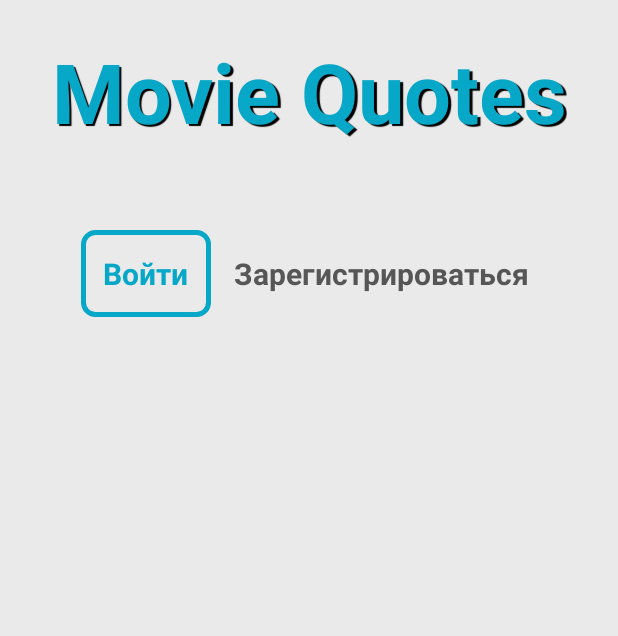
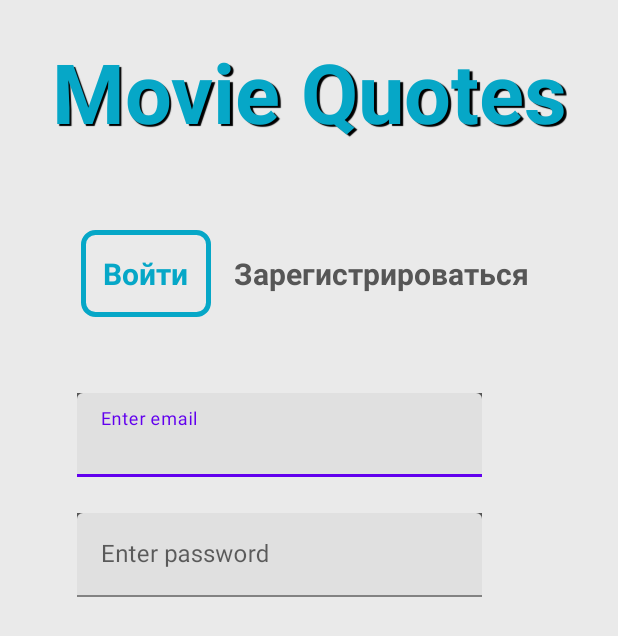
Before and after one commit to l-DoctorWhy-l/proj, an Android app: the screen it shows after launch (MainActivity), on a phone screen of 412 x 824 dp. Shown: the top 636 px of the screen. Run offline under Robolectric (Android 15) with nearby library versions, the phone set to English and light mode, and no system bars.

Commit message:
start making edittexts

```diff
--- a/app/build.gradle
+++ b/app/build.gradle
@@ -41,4 +41,5 @@ dependencies {
     testImplementation 'junit:junit:4.13.2'
     androidTestImplementation 'androidx.test.ext:junit:1.1.5'
     androidTestImplementation 'androidx.test.espresso:espresso-core:3.5.1'
+    implementation 'com.google.android.material:material:1.1.0-alpha09'
 }
--- a/app/src/main/res/layout/activity_main.xml
+++ b/app/src/main/res/layout/activity_main.xml
@@ -30,6 +30,7 @@
 
     <RadioGroup
         android:layout_width="wrap_content"
+        android:id="@+id/sign_reg"
         android:layout_height="wrap_content"
         app:layout_constraintTop_toBottomOf="@id/textView_app_name"
         app:layout_constraintStart_toStartOf="parent"
@@ -64,5 +65,51 @@
             android:button="@color/teal_700"
             android:textColor="@drawable/enter_text_selector"
             android:text="@string/registration"/>
+
+
     </RadioGroup>
+    <com.google.android.material.textfield.TextInputLayout
+        app:layout_constraintTop_toBottomOf="@id/sign_reg"
+        app:layout_constraintStart_toStartOf="parent"
+        app:layout_constraintBottom_toTopOf="@id/password_input"
+        android:id="@+id/email_input"
+        app:layout_constraintEnd_toEndOf="parent"
+        android:layout_width="270dp"
+        android:layout_marginEnd="40dp"
+        android:layout_marginTop="35dp"
+        android:background="@color/grey"
+        android:layout_marginBottom="15dp"
+        android:layout_height="wrap_content"
+        android:hint="Enter email"
+        >
+
+        <com.google.android.material.textfield.TextInputEditText
+            android:inputType="textEmailAddress"
+            android:layout_width="match_parent"
+            android:layout_height="wrap_content" />
+
+
+
+    </com.google.android.material.textfield.TextInputLayout>
+    <com.google.android.material.textfield.TextInputLayout
+        app:layout_constraintTop_toBottomOf="@id/email_input"
+        app:layout_constraintStart_toStartOf="parent"
+        app:layout_constraintEnd_toEndOf="parent"
+        android:layout_width="270dp"
+        android:background="@color/grey"
+        android:id="@+id/password_input"
+        android:layout_marginEnd="40dp"
+        android:layout_height="wrap_content"
+        android:layout_marginTop="24dp"
+        android:hint="Enter password">
+
+        <com.google.android.material.textfield.TextInputEditText
+
+            android:inputType="textEmailAddress"
+            android:layout_width="match_parent"
+            android:layout_height="wrap_content" />
+
+
+
+    </com.google.android.material.textfield.TextInputLayout>
 </androidx.constraintlayout.widget.ConstraintLayout>
```
